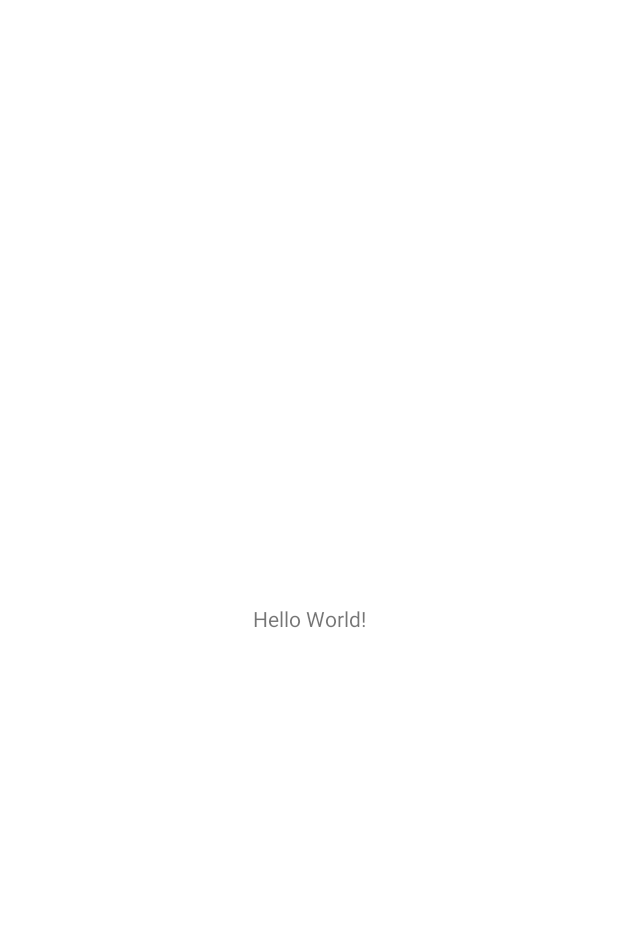
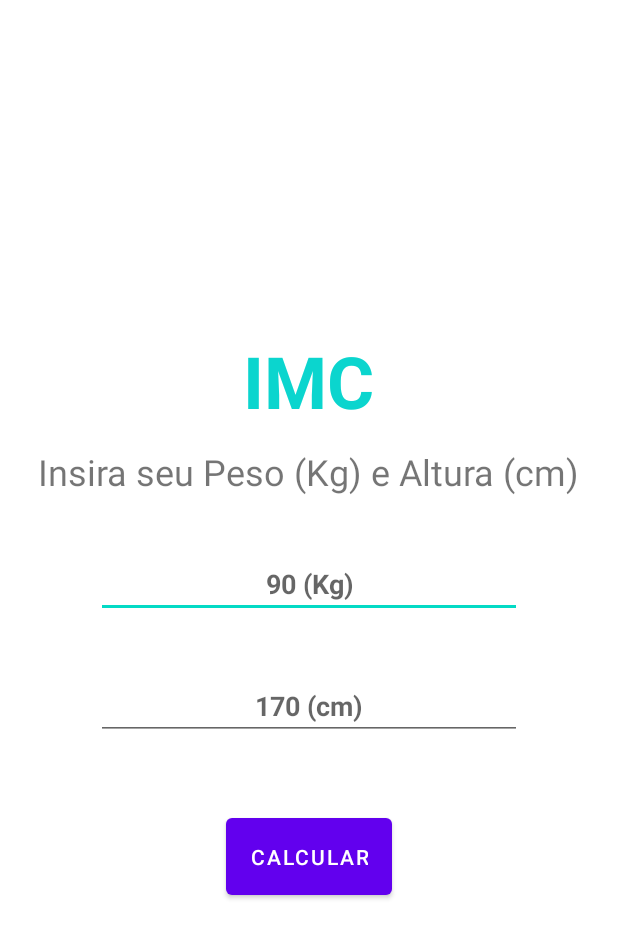
Before and after one commit to Saotomefirst/imc_app, an Android app: the screen it shows after launch (MainActivity), on a phone screen of 412 x 824 dp. Before the commit the part shown is almost empty. Shown: the top 938 px of the screen. Run offline under Robolectric (Android 15) with nearby library versions, the phone set to English and light mode, and no system bars.

Commit message:
Criando a face da tela de entrada
Criados os elementos básicos da tela de cálculo do IMC, com campos de imput para peso e altura, usando os conceitos de abstração de strings e de extração de estilos para arquivos externos

```diff
--- a/app/src/main/res/layout/activity_main.xml
+++ b/app/src/main/res/layout/activity_main.xml
@@ -1,18 +1,57 @@
 <?xml version="1.0" encoding="utf-8"?>
-<androidx.constraintlayout.widget.ConstraintLayout xmlns:android="http://schemas.android.com/apk/res/android"
+<androidx.appcompat.widget.LinearLayoutCompat xmlns:android="http://schemas.android.com/apk/res/android"
     xmlns:app="http://schemas.android.com/apk/res-auto"
     xmlns:tools="http://schemas.android.com/tools"
     android:layout_width="match_parent"
     android:layout_height="match_parent"
+    android:orientation="vertical"
+    android:gravity="center"
     tools:context=".MainActivity">
+
+    <TextView
+        android:id="@+id/titleTXT"
+        android:layout_width="wrap_content"
+        android:layout_height="wrap_content"
+        android:text="@string/imc_titulo"
+        app:layout_constraintBottom_toBottomOf="parent"
+        app:layout_constraintLeft_toLeftOf="parent"
+        app:layout_constraintRight_toRightOf="parent"
+        app:layout_constraintTop_toTopOf="parent"
+        style="@style/app_titulo" />
 
     <TextView
         android:layout_width="wrap_content"
         android:layout_height="wrap_content"
-        android:text="Hello World!"
+        android:text="@string/imc_mensagem"
         app:layout_constraintBottom_toBottomOf="parent"
         app:layout_constraintLeft_toLeftOf="parent"
         app:layout_constraintRight_toRightOf="parent"
-        app:layout_constraintTop_toTopOf="parent" />
+        app:layout_constraintTop_toTopOf="parent"
+        android:textSize="24sp"
+        />
 
-</androidx.constraintlayout.widget.ConstraintLayout>
+    <EditText
+        android:id="@+id/pesoEDT"
+        android:layout_width="match_parent"
+        android:layout_height="wrap_content"
+        android:hint="@string/peso_kg"
+        style="@style/input_style" />
+
+    <EditText
+        android:id="@+id/alturaEDT"
+        android:layout_width="match_parent"
+        android:layout_height="wrap_content"
+        style="@style/input_style"
+        android:hint="@string/altura_cm"
+        />
+
+    <Button
+        android:id="@+id/calcularBTN"
+        android:layout_width="wrap_content"
+        android:layout_height="wrap_content"
+        android:text="@string/imc_botao_calcular"
+        android:layout_marginTop="46dp"
+        android:padding="16dp"
+        />
+
+</androidx.appcompat.widget.LinearLayoutCompat>
--- a/app/src/main/res/values/strings.xml
+++ b/app/src/main/res/values/strings.xml
@@ -3,4 +3,9 @@
     <string name="hello_world">Olá Mundo!</string>
     <string name="hi_radio">Meu RadioButton</string>
     <string name="hi_checkbox">Meu Checkbox</string>
+    <string name="imc_titulo">IMC</string>
+    <string name="imc_mensagem">Insira seu Peso (Kg) e Altura (cm)</string>
+    <string name="imc_botao_calcular">Calcular</string>
+    <string name="altura_cm">170 (cm)</string>
+    <string name="peso_kg">90 (Kg)</string>
 </resources>
--- a/app/src/main/res/values/styles.xml
+++ b/app/src/main/res/values/styles.xml
@@ -7,4 +7,20 @@
         <item name="android:textColor">@android:color/holo_blue_light</item>
         <item name="android:textAllCaps">true</item>
     </style>
+
+    <style name="app_titulo">
+        <item name="android:textSize">48sp</item>
+        <item name="android:textStyle">bold</item>
+        <item name="android:textColor">#0BD5CE</item>
+        <item name="android:paddingBottom">12sp</item>
+    </style>
+
+    <style name="input_style">
+        <item name="android:layout_marginTop">36dp</item>
+        <item name="android:layout_marginHorizontal">64dp</item>
+        <item name="android:inputType">numberDecimal</item>
+        <item name="android:textStyle">bold</item>
+        <item name="android:textAlignment">center</item>
+        <item name="android:textColor">@android:color/holo_green_dark</item>
+    </style>
 </resources>
```
